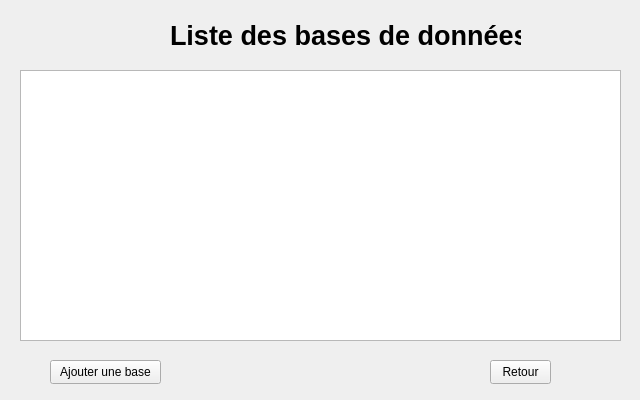
Above: VisualiseurBDD/DatabasesList.ui from doriangilbert/VisualiseurBDDQt before the change. Below: the same form after it.
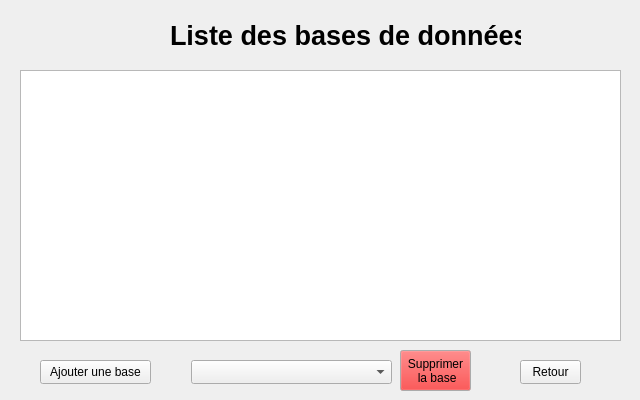
That is the form after the change.

Patch:
```diff
--- a/VisualiseurBDD/DatabasesList.ui
+++ b/VisualiseurBDD/DatabasesList.ui
@@ -45,7 +45,7 @@
   <widget class="QPushButton" name="ajouterBasePushButton">
    <property name="geometry">
     <rect>
-     <x>50</x>
+     <x>40</x>
      <y>360</y>
      <width>111</width>
      <height>24</height>
@@ -58,7 +58,7 @@
   <widget class="QPushButton" name="retourPushButton">
    <property name="geometry">
     <rect>
-     <x>490</x>
+     <x>520</x>
      <y>360</y>
      <width>61</width>
      <height>24</height>
@@ -68,6 +68,138 @@
     <string>Retour</string>
    </property>
   </widget>
+  <widget class="QPushButton" name="supprimerPushButton">
+   <property name="enabled">
+    <bool>true</bool>
+   </property>
+   <property name="geometry">
+    <rect>
+     <x>400</x>
+     <y>350</y>
+     <width>71</width>
+     <height>41</height>
+    </rect>
+   </property>
+   <property name="sizePolicy">
+    <sizepolicy hsizetype="Minimum" vsizetype="Fixed">
+     <horstretch>0</horstretch>
+     <verstretch>0</verstretch>
+    </sizepolicy>
+   </property>
+   <property name="palette">
+    <palette>
+     <active>
+      <colorrole role="WindowText">
+       <brush brushstyle="SolidPattern">
+        <color alpha="255">
+         <red>0</red>
+         <green>0</green>
+         <blue>0</blue>
+        </color>
+       </brush>
+      </colorrole>
+      <colorrole role="Button">
+       <brush brushstyle="SolidPattern">
+        <color alpha="255">
+         <red>255</red>
+         <green>0</green>
+         <blue>0</blue>
+        </color>
+       </brush>
+      </colorrole>
+      <colorrole role="Text">
+       <brush brushstyle="SolidPattern">
+        <color alpha="255">
+         <red>0</red>
+         <green>0</green>
+         <blue>0</blue>
+        </color>
+       </brush>
+      </colorrole>
+      <colorrole role="ButtonText">
+       <brush brushstyle="SolidPattern">
+        <color alpha="255">
+         <red>0</red>
+         <green>0</green>
+         <blue>0</blue>
+        </color>
+       </brush>
+      </colorrole>
+     </active>
+     <inactive>
+      <colorrole role="WindowText">
+       <brush brushstyle="SolidPattern">
+        <color alpha="255">
+         <red>0</red>
+         <green>0</green>
+         <blue>0</blue>
+        </color>
+       </brush>
+      </colorrole>
+      <colorrole role="Button">
+       <brush brushstyle="SolidPattern">
+        <color alpha="255">
+         <red>255</red>
+         <green>0</green>
+         <blue>0</blue>
+        </color>
+       </brush>
+      </colorrole>
+      <colorrole role="Text">
+       <brush brushstyle="SolidPattern">
+        <color alpha="255">
+         <red>0</red>
+         <green>0</green>
+         <blue>0</blue>
+        </color>
+       </brush>
+      </colorrole>
+      <colorrole role="ButtonText">
+       <brush brushstyle="SolidPattern">
+        <color alpha="255">
+         <red>0</red>
+         <green>0</green>
+         <blue>0</blue>
+        </color>
+       </brush>
+      </colorrole>
+     </inactive>
+     <disabled>
+      <colorrole role="Button">
+       <brush brushstyle="SolidPattern">
+        <color alpha="255">
+         <red>255</red>
+         <green>0</green>
+         <blue>0</blue>
+        </color>
+       </brush>
+      </colorrole>
+     </disabled>
+    </palette>
+   </property>
+   <property name="font">
+    <font>
+     <bold>false</bold>
+    </font>
+   </property>
+   <property name="acceptDrops">
+    <bool>false</bool>
+   </property>
+   <property name="text">
+    <string>Supprimer 
+ la base</string>
+   </property>
+  </widget>
+  <widget class="QComboBox" name="comboBox">
+   <property name="geometry">
+    <rect>
+     <x>191</x>
+     <y>360</y>
+     <width>201</width>
+     <height>24</height>
+    </rect>
+   </property>
+  </widget>
  </widget>
  <resources/>
  <connections/>
```
